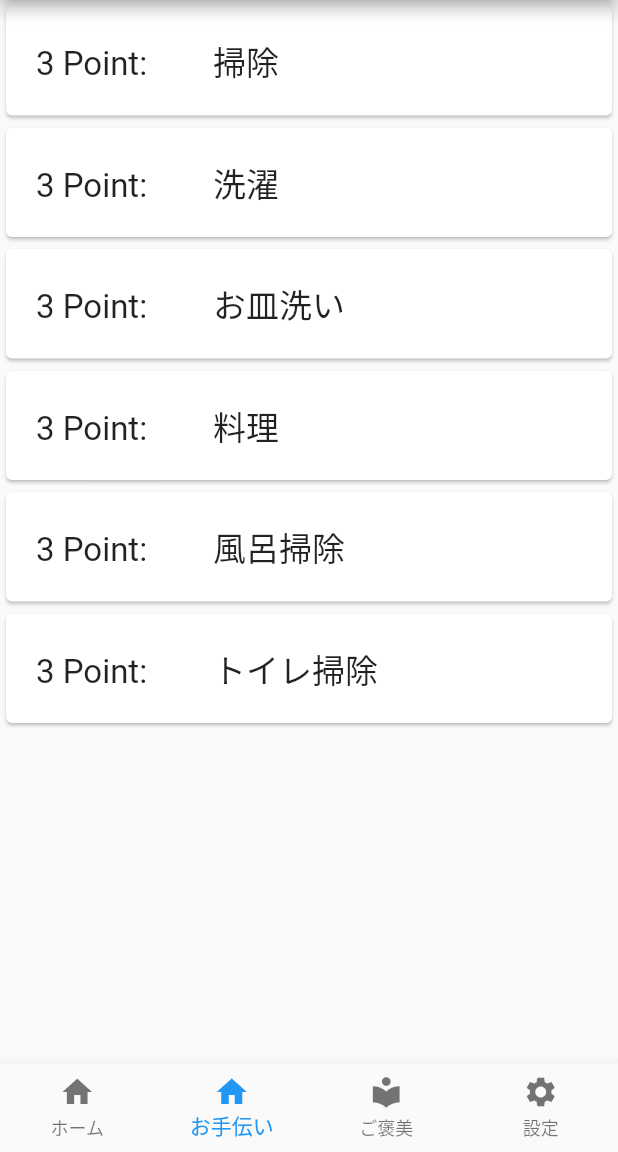
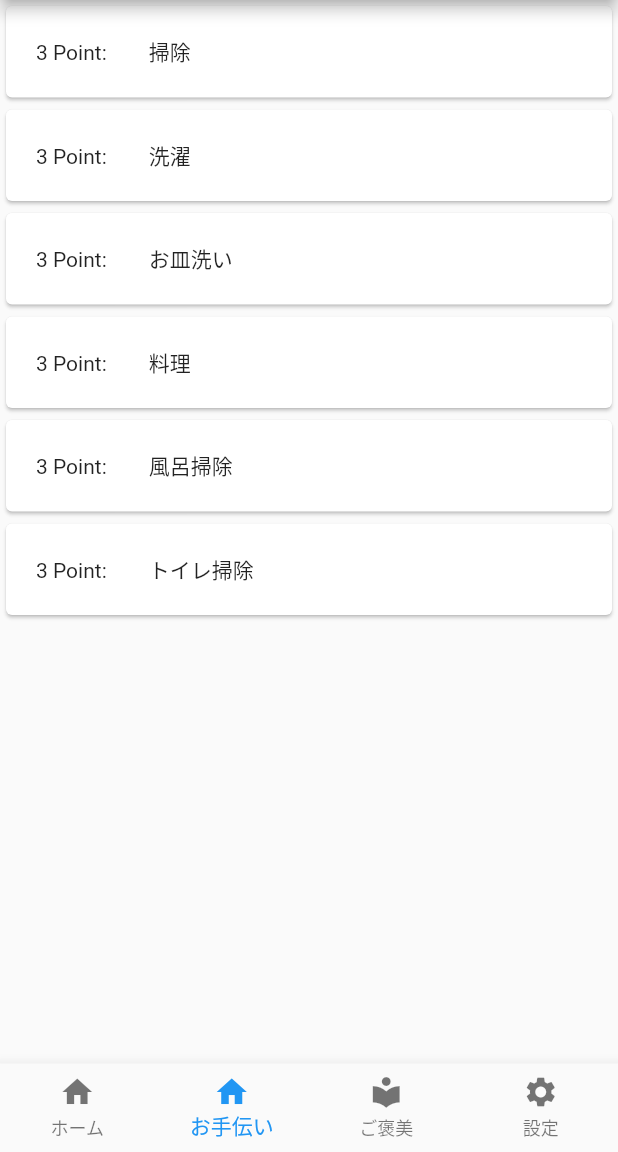
Before and after one commit to kazumaz/dama_app, a Flutter app: the screen it shows after launch, swiped to page 2, on a phone screen of 412 x 824 dp, the part 84-1236 px from its top. Run offline on Flutter 3.47's test engine with Material 2 defaults, Android fonts, the phone set to English and light mode, and no system bars; our stand-ins replace flutter_icons, percent_indicator.

Commit message:
微修正

```diff
--- a/lib/main.dart
+++ b/lib/main.dart
@@ -2,7 +2,7 @@ import 'package:flutter/material.dart';
 import 'package:dama_app/view/HomePage.dart';
 import 'package:dama_app/view/SettingPage.dart';
 import 'package:dama_app/view/LaborPage.dart';
-import 'package:dama_app/view/RewordPage.dart';
+import 'package:dama_app/view/RewardPage.dart';
 import 'package:dama_app/model/LaborModel.dart';
 import 'package:dama_app/model/RewardModel.dart';
 import 'package:dama_app/model/PointModel.dart';
@@ -21,8 +21,8 @@ class MyApp extends StatelessWidget {
   Widget build(BuildContext context) {
     return MultiProvider(
         providers: [
+          ChangeNotifierProvider<LaborModel>(create: (_) => LaborModel()),
           ChangeNotifierProvider<RewordModel>(create: (_) => RewordModel()),
-          ChangeNotifierProvider<LaborModel>(create: (_) => LaborModel()),
           ChangeNotifierProvider<PointModel>(create: (_) => PointModel()),
         ],
         child: MaterialApp(
@@ -73,7 +73,7 @@ class _MyHomePageState extends State<MyHomePage> {
         children: [
           HomePage(),
           LaborPage(),
-          RewordPage(),
+          RewardPage(),
           SettingsPage(),
         ],
       ),
--- a/lib/view/LaborPage.dart
+++ b/lib/view/LaborPage.dart
@@ -1,25 +1,36 @@
-import 'package:dama_app/Model/LaborModel.dart';
+// import 'package:flutter/material.dart';
+
+// class  LaborPage extends StatelessWidget {
+//   @override
+//   Widget build(BuildContext context) {
+//     return Scaffold(body: Center(child: Icon(Icons.cloud)));
+//   }
+// }
+
+
+
+
+import 'package:dama_app/model/LaborModel.dart';
 import 'package:flutter/material.dart';
 import 'package:provider/provider.dart';
 
 class LaborPage extends StatelessWidget {
   @override
   Widget build(BuildContext context) {
-    return Consumer<LaborModel>(builder: (context, laborModel, child) {
+    return Consumer<LaborModel>(builder: (context, rewardModel, child) {
       return Scaffold(
         body: ListView.builder(
           itemBuilder: (BuildContext context, int index) {
             return Card(
               child: Padding(
                 child: Text(
-                  laborModel.laborList[index].point.toString() + " Point:　　" + laborModel.laborList[index].name,
-                  style: TextStyle(fontSize: 22.0),
+                  rewardModel.laborList[index].point.toString() + " Point:　　" + rewardModel.laborList[index].name,
                 ),
                 padding: EdgeInsets.all(20.0),
               ),
             );
           },
-          itemCount: laborModel.laborList.length,
+          itemCount: rewardModel.laborList.length,
         ),
       );
     });
```
Also changed, not shown: lib/view/RewardPage.dart (added, +26 -0 lines), lib/view/RewordPage.dart (deleted, +0 -8 lines).
